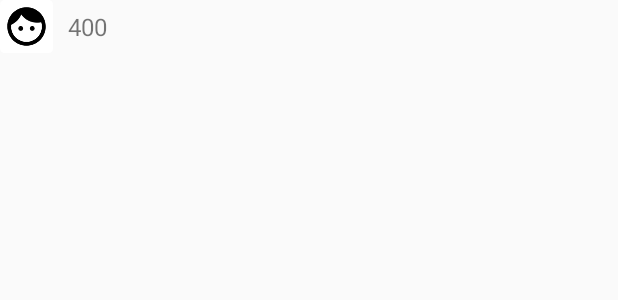
After one commit to MarcusGitAccount/ECHIPA__12__PIU__2020, an Android app: the layout currency_layout.xml on its own in the app's theme, with its tools: preview values and no code run, on a phone screen of 412 x 824 dp. The commit adds this screen. Shown: the top 300 px of the screen. Run offline under Robolectric (Android 15) with nearby library versions, the phone set to English and light mode, and no system bars.

```diff
--- a/UrbanRider/app/src/main/java/com/piu/urbanrider/ReviewActivity.kt
+++ b/UrbanRider/app/src/main/java/com/piu/urbanrider/ReviewActivity.kt
@@ -68,7 +68,7 @@ class ReviewActivity : AppCompatActivity() {
         }
         this.submitButton.setOnClickListener {
             val intent = Intent(this@ReviewActivity, UserMapsActivity::class.java)
-            Toast.makeText(this@ReviewActivity, "Review submitted", Toast.LENGTH_SHORT).show()
+            Toast.makeText(this@ReviewActivity, "Review submitted", Toast.LENGTH_LONG).show()
             startActivity(intent)
         }
     }
--- /dev/null
+++ b/UrbanRider/app/src/main/res/layout/currency_layout.xml
@@ -0,0 +1,27 @@
+<?xml version="1.0" encoding="utf-8"?>
+<androidx.constraintlayout.widget.ConstraintLayout xmlns:android="http://schemas.android.com/apk/res/android"
+    android:layout_width="wrap_content"
+    android:layout_height="wrap_content"
+    xmlns:app="http://schemas.android.com/apk/res-auto"
+    android:paddingEnd="10dp">
+
+    <ImageView
+        android:id="@+id/layout_currency_icon"
+        android:layout_width="35dp"
+        android:layout_height="35dp"
+        android:src="@mipmap/ic_profile_pic_round"
+        app:layout_constraintTop_toTopOf="parent"
+        app:layout_constraintStart_toStartOf="parent"/>
+
+    <TextView
+        android:id="@+id/layout_currency_value"
+        android:layout_width="wrap_content"
+        android:layout_height="wrap_content"
+        android:text="400"
+        android:textSize="16sp"
+        app:layout_constraintStart_toEndOf="@id/layout_currency_icon"
+        app:layout_constraintTop_toTopOf="@id/layout_currency_icon"
+        app:layout_constraintBottom_toBottomOf="@id/layout_currency_icon"
+        android:paddingStart="10dp"/>
+
+</androidx.constraintlayout.widget.ConstraintLayout>
--- a/UrbanRider/app/src/main/res/layout/main_toolbar.xml
+++ b/UrbanRider/app/src/main/res/layout/main_toolbar.xml
@@ -14,6 +14,7 @@
         app:title="@string/urban_rider"
         app:titleTextColor="@color/white"
     >
+
     </androidx.appcompat.widget.Toolbar>
 
 </LinearLayout>
--- /dev/null
+++ b/UrbanRider/app/src/main/res/menu/menu_toolbar.xml
@@ -0,0 +1,6 @@
+<?xml version="1.0" encoding="utf-8"?>
+<menu xmlns:android="http://schemas.android.com/apk/res/android"
+    xmlns:app="http://schemas.android.com/apk/res-auto">
+    <item android:id="@+id/currency" app:showAsAction="always" android:actionLayout="@layout/currency_layout"
+        android:title="Currency" />
+</menu>
```
